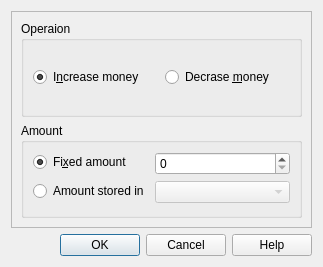
This is src/ui/commands/change_money_widget.ui in EasyRPG/Editor as Qt 5 draws it before an edit. The edited form follows.
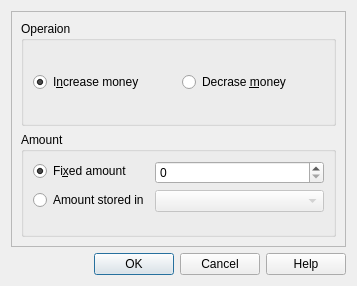
This is the edited form. Custom widgets are drawn as their Qt base class.

What changed in the file:
```diff
--- a/src/ui/commands/change_money_widget.ui
+++ b/src/ui/commands/change_money_widget.ui
@@ -9,8 +9,8 @@
    <rect>
     <x>0</x>
     <y>0</y>
-    <width>323</width>
-    <height>267</height>
+    <width>357</width>
+    <height>286</height>
    </rect>
   </property>
   <property name="windowTitle">
```
